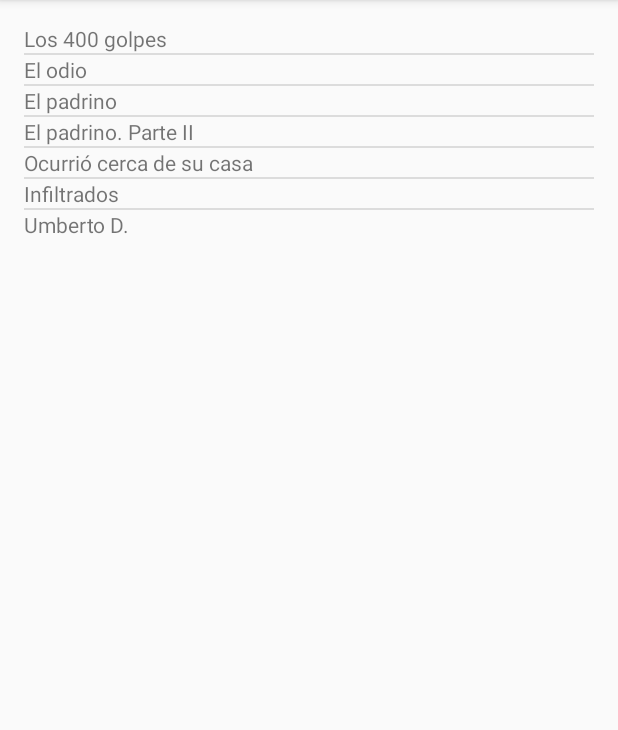
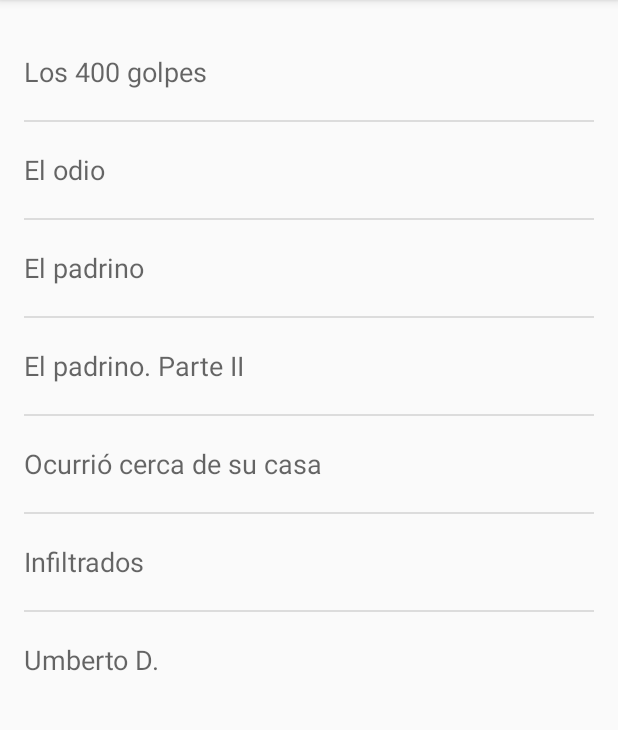
Before and after one commit to lawer/RottenTomatoesClient, an Android app: the screen it shows after launch (MainActivity), on a phone screen of 412 x 824 dp, the part 84-814 px from its top. Run offline under Robolectric (Android 15) with nearby library versions, the phone set to English and light mode, and no system bars; libraries missing offline, so code that uses them is left out: retrofit.http.

Commit message:
Millorem el listview

```diff
--- a/app/src/main/res/layout/lvpelis_row.xml
+++ b/app/src/main/res/layout/lvpelis_row.xml
@@ -6,7 +6,10 @@
 
     <TextView
         android:id="@+id/tvPeli"
+        style="@style/Base.TextAppearance.AppCompat.Medium"
         android:layout_width="wrap_content"
         android:layout_height="wrap_content"
+        android:gravity="center_vertical"
+        android:minHeight="?android:attr/listPreferredItemHeight"
         android:text="New Text" />
 </LinearLayout>
```
